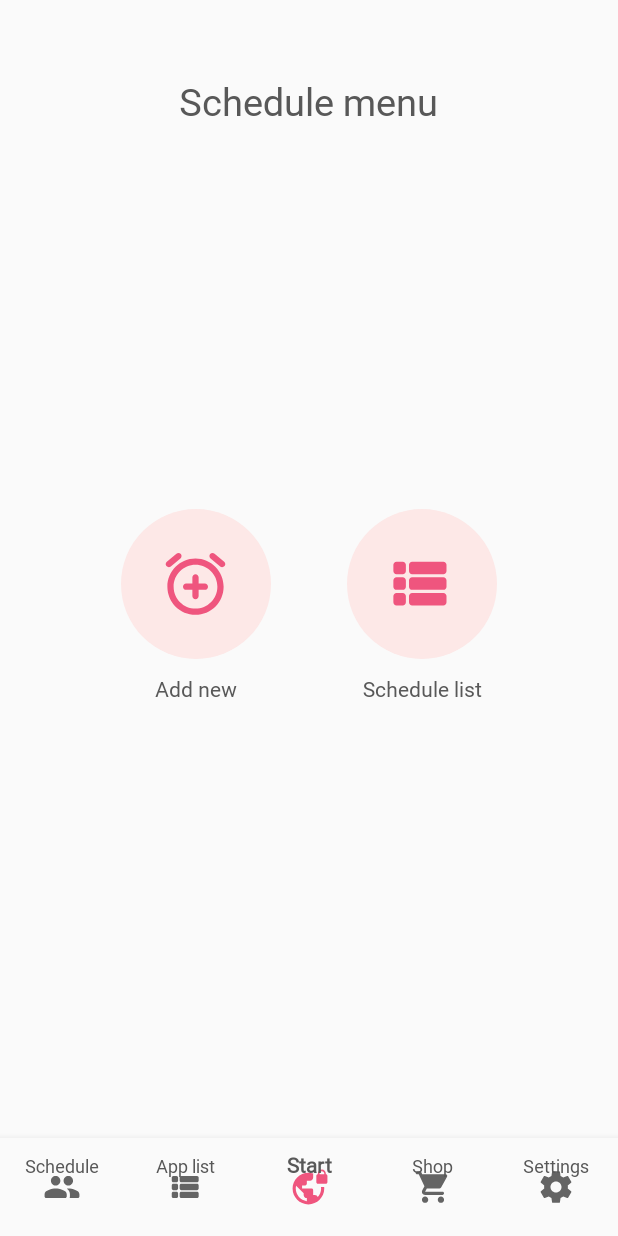
After one commit to Sergiobi9/shutMeProject, an Android app: the fragment ScheduleMenuFragment placed in its activity, on a phone screen of 412 x 824 dp. The commit adds this screen. Run offline under Robolectric (Android 15) with nearby library versions, the light colour scheme and no system bars.

Commit message:
schedule menu implementation

```diff
--- /dev/null
+++ b/app/src/main/java/com/example/shutmeproject/Fragments/Schedule/ScheduleMenuFragment.java
@@ -0,0 +1,122 @@
+package com.example.shutmeproject.Fragments.Schedule;
+
+import android.content.Context;
+import android.content.Intent;
+import android.os.Bundle;
+
+import androidx.fragment.app.Fragment;
+import androidx.fragment.app.FragmentTransaction;
+
+import android.util.Log;
+import android.view.KeyEvent;
+import android.view.LayoutInflater;
+import android.view.View;
+import android.view.ViewGroup;
+import android.widget.LinearLayout;
+
+import com.example.shutmeproject.Fragments.Settings.HiMomFragment;
+import com.example.shutmeproject.Fragments.Settings.PrivacyPolicyFragment;
+import com.example.shutmeproject.Fragments.Settings.TermsAndConditionsFragment;
+import com.example.shutmeproject.Fragments.VPNFragment;
+import com.example.shutmeproject.MainActivity;
+import com.example.shutmeproject.R;
+
+public class ScheduleMenuFragment extends Fragment {
+
+    private View view;
+    private Context context;
+    private static final String TAG = "ScheduleMenuFragment";
+    private static final String ADD_SCHEDULE = "ADD_SCHEDULE", LIST_SCHEDULE = "LIST_SCHEDULE";
+
+    private LinearLayout addNewScheduleBtn, listScheduleBtn;
+    private MainActivity mainActivity;
+
+
+    public ScheduleMenuFragment() {
+        // Required empty public constructor
+    }
+
+    @Override
+    public void onCreate(Bundle savedInstanceState) {
+        super.onCreate(savedInstanceState);
+    }
+
+    @Override
+    public View onCreateView(final LayoutInflater inflater, ViewGroup container,
+                             Bundle savedInstanceState) {
+        view = inflater.inflate(R.layout.fragment_schedule_menu, container, false);
+        context = getContext();
+        mainActivity = MainActivity.getInstance();
+
+        view.setOnKeyListener(new View.OnKeyListener() {
+            @Override
+            public boolean onKey(View v, int keyCode, KeyEvent event) {
+                if( keyCode == KeyEvent.KEYCODE_BACK && event.getAction() == KeyEvent.ACTION_UP) {
+                    return true;
+                }
+                return false;
+            }
+        });
+
+        initView();
+
+        return view;
+    }
+
+    private void initView(){
+        addNewScheduleBtn = view.findViewById(R.id.add_new_schedule);
+        addNewScheduleBtn.setOnClickListener(new View.OnClickListener() {
+            @Override
+            public void onClick(View view) {
+                openSection(ADD_SCHEDULE);
+            }
+        });
+
+        listScheduleBtn = view.findViewById(R.id.list_schedule);
+        listScheduleBtn.setOnClickListener(new View.OnClickListener() {
+            @Override
+            public void onClick(View view) {
+                openSection(LIST_SCHEDULE);
+            }
+        });
+
+    }
+
+    private void openSection(String section){
+        if (getFragmentManager() == null){
+            Log.d(TAG, "Fragment manager is null WTF");
+            return;
+        }
+
+        FragmentTransaction fragmentTransaction = getFragmentManager().beginTransaction();
+        switch (section){
+            case ADD_SCHEDULE:
+                fragmentTransaction.replace(R.id.main_container, new AddScheduleFragment());
+                fragmentTransaction.addToBackStack(null);
+                fragmentTransaction.commit();
+                break;
+            case LIST_SCHEDULE:
+                fragmentTransaction.replace(R.id.main_container, new ScheduleListFragment());
+                fragmentTransaction.addToBackStack(null);
+                fragmentTransaction.commit();
+                break;
+            default:
+                break;
+        }
+    }
+
+    @Override
+    public void onResume() {
+        super.onResume();
+    }
+
+    @Override
+    public void onDestroy() {
+        super.onDestroy();
+    }
+
+    @Override
+    public void onPause() {
+        super.onPause();
+    }
+}
--- a/app/src/main/java/com/example/shutmeproject/Fragments/ScheduleFragment.java
+++ b/app/src/main/java/com/example/shutmeproject/Fragments/ScheduleFragment.java
@@ -24,6 +24,6 @@ public class ScheduleFragment extends Fragment {
     @Override
     public View onCreateView(LayoutInflater inflater, ViewGroup container,
                              Bundle savedInstanceState) {
-        return inflater.inflate(R.layout.fragment_schedule, container, false);
+        return inflater.inflate(R.layout.fragment_schedule_list, container, false);
     }
 }
--- a/app/src/main/java/com/example/shutmeproject/MainActivity.java
+++ b/app/src/main/java/com/example/shutmeproject/MainActivity.java
@@ -11,6 +11,7 @@ import android.view.WindowManager;
 
 import com.example.shutmeproject.Fragments.AppListFragment;
 import com.example.shutmeproject.Fragments.Schedule.AddScheduleFragment;
+import com.example.shutmeproject.Fragments.Schedule.ScheduleMenuFragment;
 import com.example.shutmeproject.Fragments.Settings.SettingsFragment;
 import com.example.shutmeproject.Fragments.ShopFragment;
 import com.example.shutmeproject.Fragments.VPNFragment;
@@ -20,8 +21,9 @@ public class MainActivity extends AppCompatActivity {
 
     private Context context;
     private static final String TAG = "MainActivityLOG";
+    static MainActivity instance;
 
-    private BottomNavigationView bottomNavigationMenu;
+    public BottomNavigationView bottomNavigationMenu;
     private BottomNavigationView.OnNavigationItemSelectedListener mOnNavigationItemSelectedListener
             = new BottomNavigationView.OnNavigationItemSelectedListener() {
         @Override
@@ -41,6 +43,7 @@ public class MainActivity extends AppCompatActivity {
 
         setContentView(R.layout.activity_main);
 
+        instance = this;
         context = getApplicationContext();
 
         initView();
@@ -60,7 +63,7 @@ public class MainActivity extends AppCompatActivity {
 
         switch (index) {
             case R.id.navigation_01:
-                this.getSupportFragmentManager().beginTransaction().replace(R.id.main_container, new AddScheduleFragment()).addToBackStack(null).commit();
+                this.getSupportFragmentManager().beginTransaction().replace(R.id.main_container, new ScheduleMenuFragment()).addToBackStack(null).commit();
                 break;
             case R.id.navigation_02:
                 this.getSupportFragmentManager().beginTransaction().replace(R.id.main_container, new AppListFragment()).addToBackStack(null).commit();
@@ -81,6 +84,11 @@ public class MainActivity extends AppCompatActivity {
         return toReturn;
     }
 
+    public static MainActivity getInstance() {
+        return instance;
+    }
+
+
     @Override
     protected void onResume() {
         super.onResume();
--- /dev/null
+++ b/app/src/main/res/drawable/add_new_schedule_bubble.xml
@@ -0,0 +1,12 @@
+<?xml version="1.0" encoding="utf-8"?>
+<shape
+    xmlns:android="http://schemas.android.com/apk/res/android"
+    android:shape="oval">
+
+    <solid
+        android:color="#FDE8E7"/>
+
+    <size
+        android:width="100dp"
+        android:height="100dp"/>
+</shape>
--- /dev/null
+++ b/app/src/main/res/drawable/add_new_schedule_icon.xml
@@ -0,0 +1,10 @@
+<vector xmlns:android="http://schemas.android.com/apk/res/android"
+    android:width="24dp"
+    android:height="24dp"
+    android:viewportWidth="24"
+    android:viewportHeight="24"
+    android:tint="@color/happy">
+    <path
+        android:fillColor="@color/happy"
+        android:pathData="M15,12h-2v-2c0,-0.55 -0.45,-1 -1,-1s-1,0.45 -1,1v2L9,12c-0.55,0 -1,0.45 -1,1s0.45,1 1,1h2v2c0,0.55 0.45,1 1,1s1,-0.45 1,-1v-2h2c0.55,0 1,-0.45 1,-1s-0.45,-1 -1,-1zM21.18,5.01L18.1,2.45c-0.42,-0.35 -1.05,-0.3 -1.41,0.13 -0.35,0.42 -0.29,1.05 0.13,1.41l3.07,2.56c0.42,0.35 1.05,0.3 1.41,-0.13 0.36,-0.42 0.3,-1.05 -0.12,-1.41zM4.1,6.55l3.07,-2.56c0.43,-0.36 0.49,-0.99 0.13,-1.41 -0.35,-0.43 -0.98,-0.48 -1.4,-0.13L2.82,5.01c-0.42,0.36 -0.48,0.99 -0.12,1.41 0.35,0.43 0.98,0.48 1.4,0.13zM12,4c-4.97,0 -9,4.03 -9,9s4.03,9 9,9 9,-4.03 9,-9 -4.03,-9 -9,-9zM12,20c-3.86,0 -7,-3.14 -7,-7s3.14,-7 7,-7 7,3.14 7,7 -3.14,7 -7,7z"/>
+</vector>
--- /dev/null
+++ b/app/src/main/res/drawable/schedule_list_icon.xml
@@ -0,0 +1,10 @@
+<vector xmlns:android="http://schemas.android.com/apk/res/android"
+    android:width="24dp"
+    android:height="24dp"
+    android:viewportWidth="24"
+    android:viewportHeight="24"
+    android:tint="@color/happy">
+    <path
+        android:fillColor="@color/happy"
+        android:pathData="M4,14h2c0.55,0 1,-0.45 1,-1v-2c0,-0.55 -0.45,-1 -1,-1L4,10c-0.55,0 -1,0.45 -1,1v2c0,0.55 0.45,1 1,1zM4,19h2c0.55,0 1,-0.45 1,-1v-2c0,-0.55 -0.45,-1 -1,-1L4,15c-0.55,0 -1,0.45 -1,1v2c0,0.55 0.45,1 1,1zM4,9h2c0.55,0 1,-0.45 1,-1L7,6c0,-0.55 -0.45,-1 -1,-1L4,5c-0.55,0 -1,0.45 -1,1v2c0,0.55 0.45,1 1,1zM9,14h10c0.55,0 1,-0.45 1,-1v-2c0,-0.55 -0.45,-1 -1,-1L9,10c-0.55,0 -1,0.45 -1,1v2c0,0.55 0.45,1 1,1zM9,19h10c0.55,0 1,-0.45 1,-1v-2c0,-0.55 -0.45,-1 -1,-1L9,15c-0.55,0 -1,0.45 -1,1v2c0,0.55 0.45,1 1,1zM8,6v2c0,0.55 0.45,1 1,1h10c0.55,0 1,-0.45 1,-1L20,6c0,-0.55 -0.45,-1 -1,-1L9,5c-0.55,0 -1,0.45 -1,1z"/>
+</vector>
--- /dev/null
+++ b/app/src/main/res/layout/fragment_schedule_menu.xml
@@ -0,0 +1,109 @@
+<?xml version="1.0" encoding="utf-8"?>
+<FrameLayout xmlns:android="http://schemas.android.com/apk/res/android"
+    xmlns:tools="http://schemas.android.com/tools"
+    android:layout_width="match_parent"
+    android:layout_height="match_parent"
+    tools:context=".Fragments.Schedule.ScheduleMenuFragment">
+
+    <RelativeLayout
+        android:layout_width="match_parent"
+        android:layout_height="match_parent"
+        android:layout_marginTop="50dp">
+
+        <TextView
+            android:id="@+id/settings_title_tv"
+            android:layout_width="wrap_content"
+            android:layout_height="wrap_content"
+            android:layout_centerHorizontal="true"
+            android:fontFamily="@font/nunito"
+            android:text="@string/schedule_menu"
+            android:textColor="@color/gray"
+            android:textSize="25sp"></TextView>
+
+        <LinearLayout
+            android:id="@+id/first_row"
+            android:layout_width="match_parent"
+            android:layout_height="wrap_content"
+            android:gravity="center"
+            android:layout_centerVertical="true"
+            android:layout_centerHorizontal="true"
+            android:orientation="horizontal">
+
+            <LinearLayout
+                android:id="@+id/add_new_schedule"
+                android:layout_width="100dp"
+                android:layout_height="wrap_content"
+                android:layout_marginRight="25dp"
+                android:orientation="vertical">
+
+                <LinearLayout
+                    android:layout_width="match_parent"
+                    android:layout_height="100dp"
+                    android:gravity="center"
+                    android:background="@drawable/add_new_schedule_bubble">
+
+                    <ImageView
+                        android:layout_width="50dp"
+                        android:layout_height="50dp"
+                        android:layout_gravity="center"
+                        android:src="@drawable/add_new_schedule_icon">
+
+                    </ImageView>
+
+                </LinearLayout>
+
+                <TextView
+                    android:layout_width="match_parent"
+                    android:layout_height="wrap_content"
+                    android:text="Add new"
+                    android:layout_marginTop="10dp"
+                    android:fontFamily="@font/nunito"
+                    android:textColor="@color/gray"
+                    android:gravity="center">
+
+                </TextView>
+
+            </LinearLayout>
+
+            <LinearLayout
+                android:id="@+id/list_schedule"
+                android:layout_width="100dp"
+                android:layout_height="wrap_content"
+                android:layout_marginLeft="25dp"
+                android:orientation="vertical">
+
+                <LinearLayout
+                    android:layout_width="match_parent"
+                    android:layout_height="100dp"
+                    android:gravity="center"
+                    android:background="@drawable/add_new_schedule_bubble">
+
+                    <ImageView
+                        android:layout_width="50dp"
+                        android:layout_height="50dp"
+                        android:layout_gravity="center"
+                        android:src="@drawable/schedule_list_icon">
+
+                    </ImageView>
+
+                </LinearLayout>
+
+                <TextView
+                    android:layout_width="match_parent"
+                    android:layout_height="wrap_content"
+                    android:text="Schedule list"
+                    android:layout_marginTop="10dp"
+                    android:fontFamily="@font/nunito"
+                    android:textColor="@color/gray"
+                    android:gravity="center">
+
+                </TextView>
+
+            </LinearLayout>
+
+        </LinearLayout>
+
+
+    </RelativeLayout>
+
+</FrameLayout>
--- a/app/src/main/res/layout/fragment_settings.xml
+++ b/app/src/main/res/layout/fragment_settings.xml
@@ -16,7 +16,7 @@
             <RelativeLayout
                 android:layout_width="match_parent"
                 android:gravity="center"
-                android:layout_marginTop="30dp"
+                android:layout_marginTop="50dp"
                 android:layout_height="match_parent">
 
                 <TextView
--- a/app/src/main/res/values/strings.xml
+++ b/app/src/main/res/values/strings.xml
@@ -15,5 +15,6 @@
     <string name="settings">Settings</string>
     <string name="turn_off_notifications">Turn off notifications</string>
     <string name="notifications">Notifications</string>
+    <string name="schedule_menu">Schedule menu</string>
 
 </resources>
```
Also changed, not shown: app/src/main/java/com/example/shutmeproject/Fragments/Schedule/AddScheduleFragment.java (+16 -0 lines), app/src/main/java/com/example/shutmeproject/Fragments/Schedule/ScheduleFragment.java (deleted, +0 -28 lines), app/src/main/java/com/example/shutmeproject/Fragments/Schedule/ScheduleListFragment.java (added, +66 -0 lines), app/src/main/java/com/example/shutmeproject/Fragments/Settings/SettingsFragment.java (+33 -11 lines), app/src/main/res/drawable/schedule_list_bubble.xml (added, +12 -0 lines), app/src/main/res/layout/fragment_schedule_list.xml (renamed from app/src/main/res/layout/fragment_schedule.xml).
